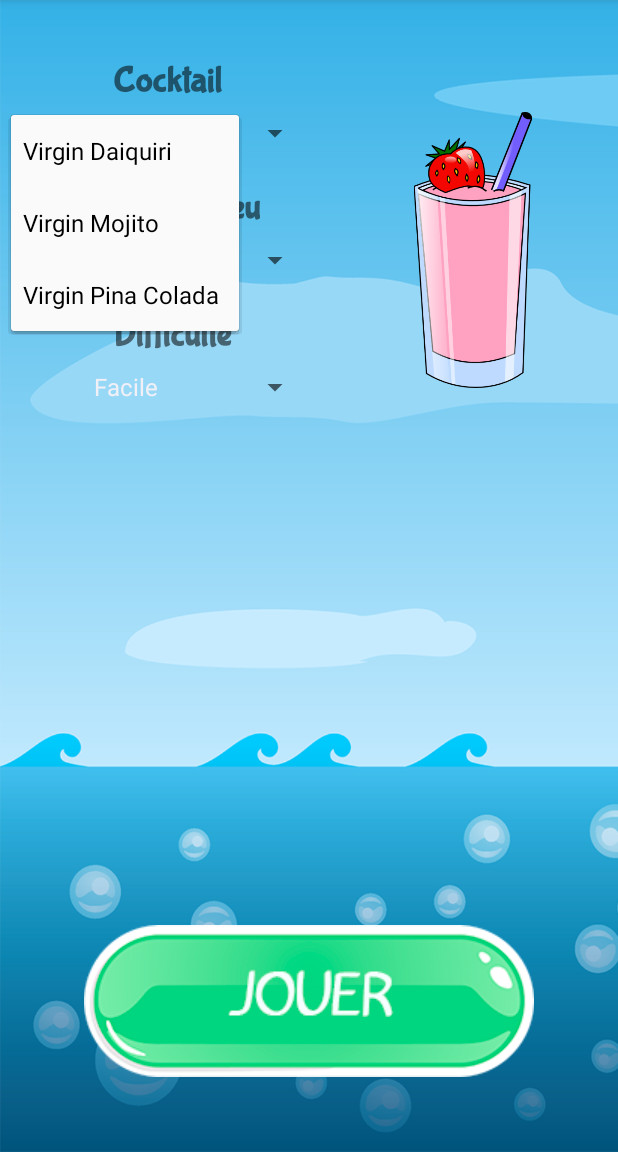
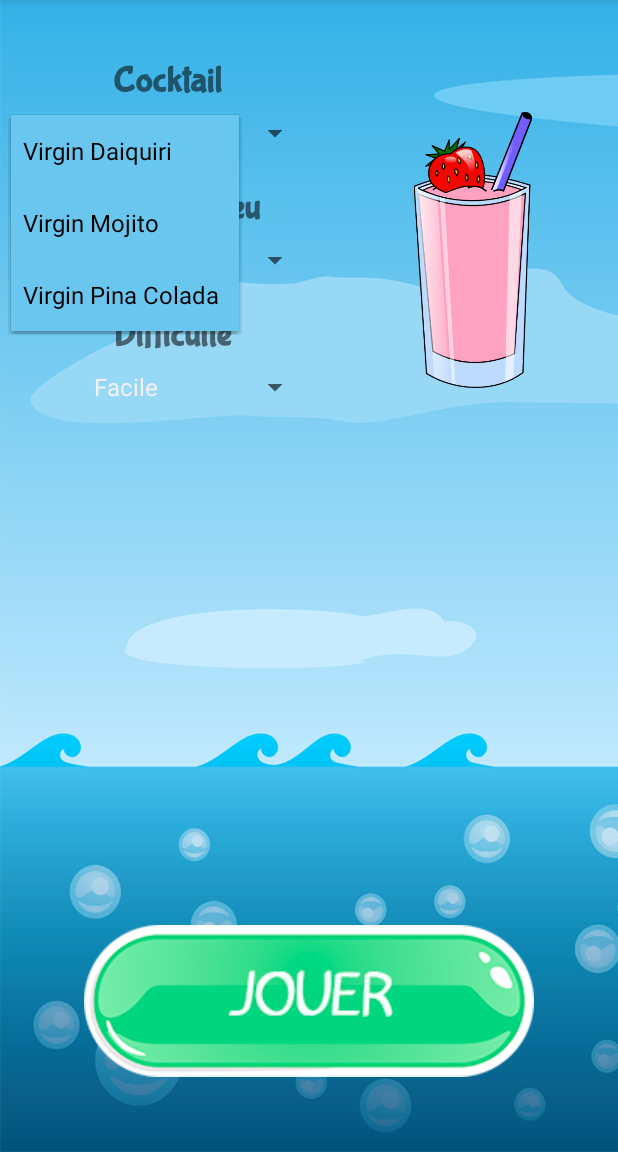
Before and after one commit to florentyvon/Memocktail, an Android app: the GameSettingsActivity screen opened directly, with no data from a screen before it, after a tap on "Virgin Daiquiri", on a phone screen of 412 x 824 dp, the part 84-1236 px from its top. Run offline under Robolectric (Android 15) with nearby library versions, the phone set to English and light mode, and no system bars.

Commit message:
Debug animation début

```diff
--- a/app/src/main/java/com/example/zanimos/tpmemory/infrastructure/BaseActivity.java
+++ b/app/src/main/java/com/example/zanimos/tpmemory/infrastructure/BaseActivity.java
@@ -98,7 +98,6 @@ public abstract class BaseActivity extends AppCompatActivity {
 
     @Override
     protected void onResume(){
-        overridePendingTransition(R.anim.slide_forward,R.anim.slide_back);
         super.onResume();
         if(_soundIsOn[0]) {
             Intent intent = new Intent(this, BackgroundSoundService.class);
--- a/app/src/main/java/com/example/zanimos/tpmemory/main/LobbyActivity.java
+++ b/app/src/main/java/com/example/zanimos/tpmemory/main/LobbyActivity.java
@@ -44,6 +44,12 @@ public class LobbyActivity extends BaseActivity {
         initComponents();
     }
 
+    @Override
+    protected void onResume(){
+        overridePendingTransition(R.anim.slide_forward,R.anim.slide_back);
+        super.onResume();
+    }
+
     /***
      * onStart activity event
      */
--- a/app/src/main/res/layout/activity_game_settings.xml
+++ b/app/src/main/res/layout/activity_game_settings.xml
@@ -18,7 +18,8 @@
         android:spinnerMode="dropdown"
         android:textAlignment="center"
         app:layout_constraintStart_toStartOf="parent"
-        app:layout_constraintTop_toBottomOf="@+id/textViewCocktailToPlay" />
+        app:layout_constraintTop_toBottomOf="@+id/textViewCocktailToPlay"
+        android:popupBackground="#69c6ef"/>
 
     <Spinner
         android:id="@+id/spinnerGameModeToPlay"
@@ -31,7 +32,8 @@
         android:spinnerMode="dropdown"
         android:textAlignment="center"
         app:layout_constraintStart_toStartOf="parent"
-        app:layout_constraintTop_toBottomOf="@+id/textViewGameModeToPlay" />
+        app:layout_constraintTop_toBottomOf="@+id/textViewGameModeToPlay"
+        android:popupBackground="#69c6ef" />
 
     <Spinner
         android:id="@+id/spinnerDifficultyToPlay"
@@ -44,7 +46,8 @@
         android:spinnerMode="dropdown"
         android:textAlignment="center"
         app:layout_constraintStart_toStartOf="parent"
-        app:layout_constraintTop_toBottomOf="@+id/textViewDifficultyToPlay" />
+        app:layout_constraintTop_toBottomOf="@+id/textViewDifficultyToPlay"
+        android:popupBackground="#69c6ef" />
 
     <TextView
         android:id="@+id/textViewCocktailToPlay"
--- a/app/src/main/res/layout/activity_historic.xml
+++ b/app/src/main/res/layout/activity_historic.xml
@@ -4,7 +4,7 @@
     xmlns:tools="http://schemas.android.com/tools"
     android:layout_width="match_parent"
     android:layout_height="match_parent"
-    tools:context=".MainActivity"
+    tools:context=".historic.HistoricActivity"
     android:orientation="vertical"
     android:background="@drawable/background">
 
--- a/app/src/main/res/layout/activity_lobby.xml
+++ b/app/src/main/res/layout/activity_lobby.xml
@@ -9,7 +9,7 @@
     android:background="@drawable/backgroundlobby">
 
     <TextView
-        android:id="@+id/textView"
+        android:id="@+id/TitleLobby"
         android:layout_width="0dp"
         android:layout_height="wrap_content"
         android:layout_marginStart="8dp"
@@ -27,7 +27,7 @@
         app:layout_constraintStart_toStartOf="parent" />
 
     <TextView
-        android:id="@+id/textView3"
+        android:id="@+id/MottoLobby"
         android:layout_width="0dp"
         android:layout_height="wrap_content"
         android:layout_marginStart="8dp"
--- a/build.gradle
+++ b/build.gradle
@@ -7,7 +7,7 @@ buildscript {
         jcenter()
     }
     dependencies {
-        classpath 'com.android.tools.build:gradle:3.2.1'
+        classpath 'com.android.tools.build:gradle:3.3.0'
 
 
         // NOTE: Do not place your application dependencies here; they belong
```
Also changed, not shown: gradle/wrapper/gradle-wrapper.properties.
